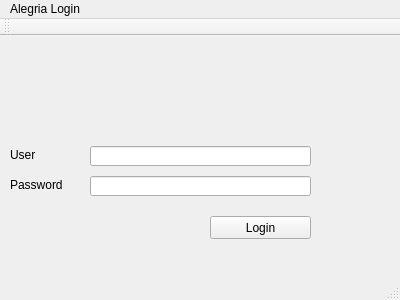
This is penyamanager/loginwindow.ui in eguzki/penyamanager as Qt 5 draws it before an edit. The edited form follows.
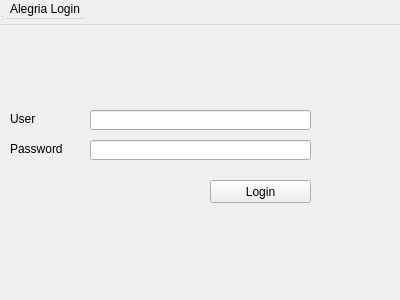
This is the edited form.

```diff
--- a/penyamanager/loginwindow.ui
+++ b/penyamanager/loginwindow.ui
@@ -1,7 +1,7 @@
 <?xml version="1.0" encoding="UTF-8"?>
 <ui version="4.0">
  <class>LoginWindow</class>
- <widget class="QMainWindow" name="LoginWindow">
+ <widget class="QWidget" name="LoginWindow">
   <property name="geometry">
    <rect>
     <x>0</x>
```
